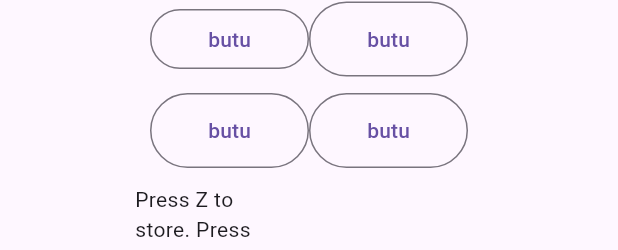
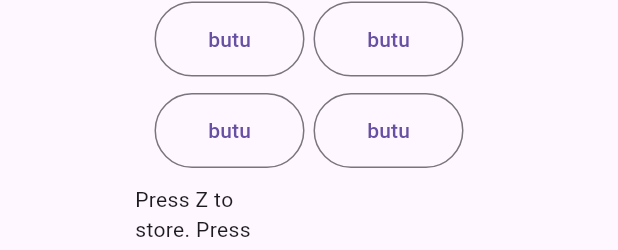
Before and after one commit to MistaPepe/tetris_flutter, a Flutter app: the InGameButton widget shown alone on an empty page, opened directly, on a phone screen of 412 x 824 dp. Shown: the top 250 px of the screen. Run offline on Flutter 3.47's test engine with Material 3 defaults, Android fonts, the phone set to English and light mode, and no system bars.

Commit message:
buttons update

```diff
--- a/lib/user_interface/buttons.dart
+++ b/lib/user_interface/buttons.dart
@@ -1,3 +1,4 @@
+import 'package:flutter/cupertino.dart';
 import 'package:flutter/material.dart';
 import 'package:tetris_flutter/global.dart';
 
@@ -47,26 +48,25 @@ class InGameButton extends StatefulWidget {
 
 class _InGameButtonState extends State<InGameButton> {
 
-  @override
-  Widget build(BuildContext context) {
-    return Column(
-      mainAxisAlignment: MainAxisAlignment.start,
-      crossAxisAlignment: CrossAxisAlignment.start,
-      children: [
+
+  List<String> _label = ['Shift','left','right','down','rotate'];
+
+
+
+  Widget _buttons (){
+    return
         Padding(
               padding: const EdgeInsets.fromLTRB(100, 1, 100, 10),
-              child: Row(
-                mainAxisAlignment: MainAxisAlignment.spaceAround,
+              child: Row(mainAxisAlignment: MainAxisAlignment.spaceAround,
                 children: [
-                  Expanded(
-                    child: SizedBox(height: 40, width: 60,
+                 SizedBox(height: 50, width: 100,
                     child: OutlinedButton(onPressed: (){
                       setState(() {
 
                       });
-                    }, child: Text('butu',),),),),
-                    Expanded(
-                    child: SizedBox(height: 50, width: 60,
+                    }, child: Text('butu',),),),
+                    Flexible(
+                    child: SizedBox(height: 50, width: 100,
                     child: OutlinedButton(onPressed: (){
                       setState(() {
 
@@ -75,30 +75,16 @@ class _InGameButtonState extends State<InGameButton> {
                   ),
                 ],
               ),
-            ),
-        Padding(
-              padding: const EdgeInsets.fromLTRB(100, 1, 100, 10),
-              child: Row(
-                mainAxisAlignment: MainAxisAlignment.spaceEvenly,
-                children: [
-                  Expanded(
-                    child: SizedBox(height: 50, width: 60,
-                    child: OutlinedButton(onPressed: (){
-                      setState(() {
+    );
+  }
 
-                      });
-                    }, child: Text('butu'),),),),
-                    Expanded(
-                    child: SizedBox(height: 50, width: 60,
-                    child: OutlinedButton(onPressed: (){
-                      setState(() {
+  @override
+  Widget build(BuildContext context) {
+    return Column(
+      children: [
 
-                      });
-                    }, child: Text('butu'),),),
-                  ),
-                ],
-              ),
-            ),
+        _buttons(),
+        _buttons(),
         Padding(
               padding: const EdgeInsets.fromLTRB(90, 1, 90, 0),
               child: Row(
--- a/lib/user_interface/main_screen.dart
+++ b/lib/user_interface/main_screen.dart
@@ -35,9 +35,13 @@ class _MainScreenState extends State<MainScreen> {
             children: [
               ReserveBlock(),
               NextBlock(),
+
              ],
           ),
-        SizedBox(child: GridBlock(), height: 550, width: 500,),
+        Padding(
+          padding: const EdgeInsets.only(top: 10),
+          child: SizedBox(child: GridBlock(), height: 550, width: 500,),
+        ),
         (Status.inGame == false) ? startButton() : InGameButton(),
         ],
       ),
```
